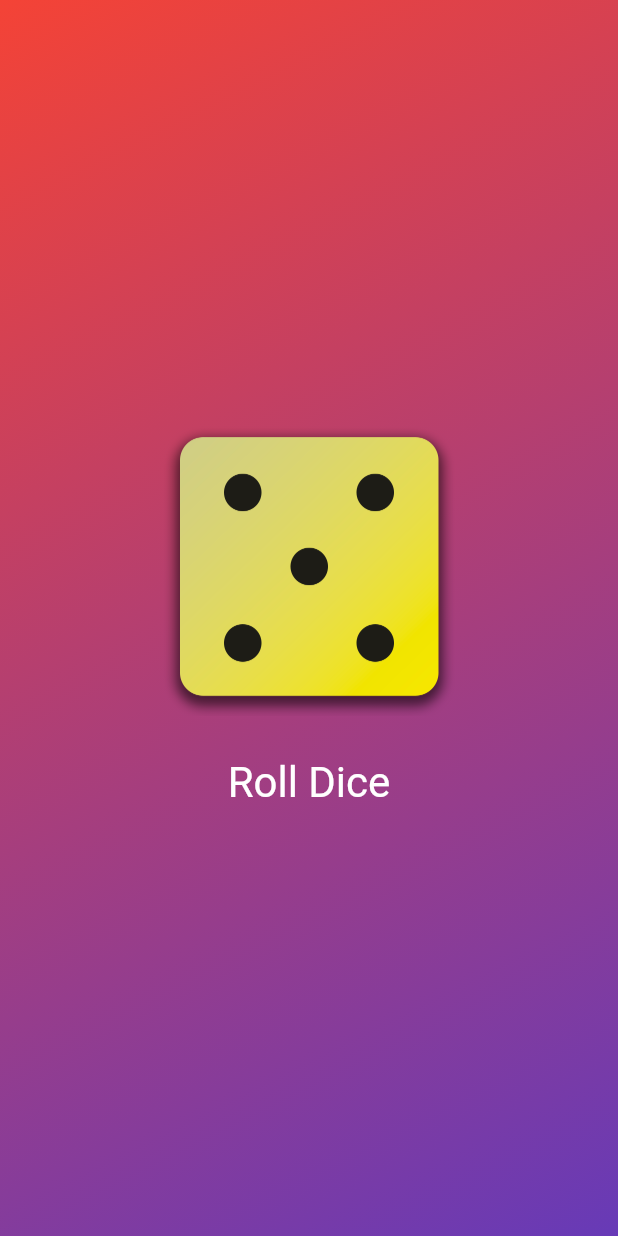
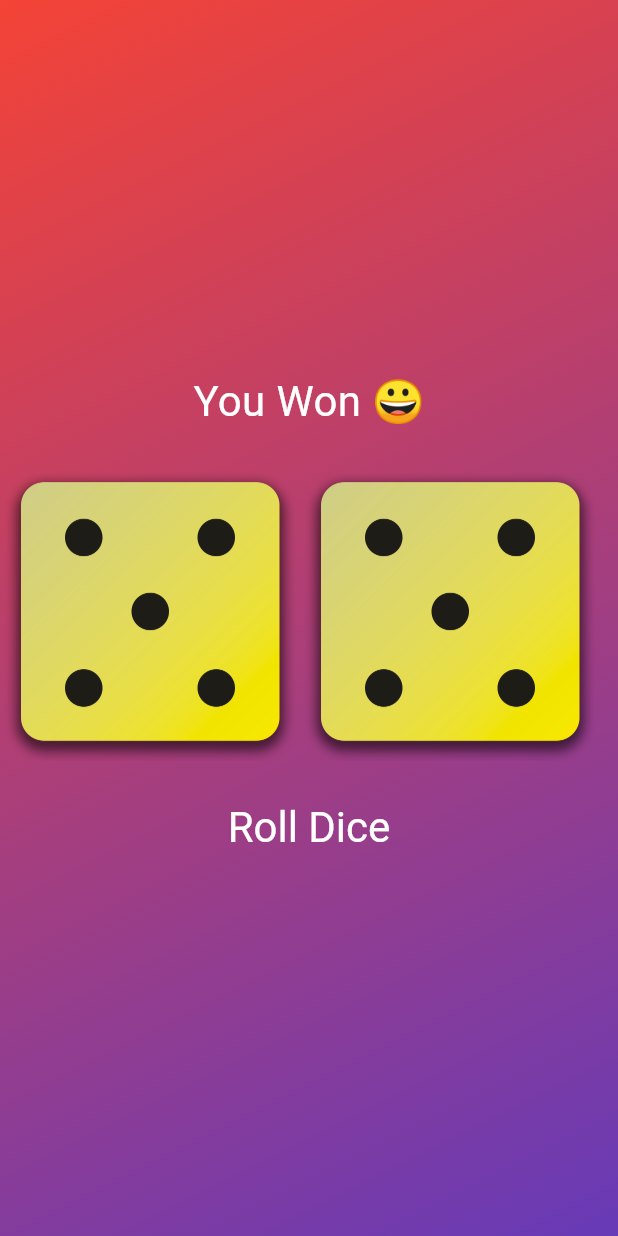
Before and after one commit to JJILU/flutter_dice_app_mm, a Flutter app: the screen it shows after launch, after a tap on "Roll Dice", on a phone screen of 412 x 824 dp. Run offline on Flutter 3.47's test engine with Material 3 defaults, Android fonts, the phone set to English and light mode, and no system bars.

Commit message:
add text to show wether won or loss

```diff
--- a/lib/dice_roller.dart
+++ b/lib/dice_roller.dart
@@ -13,12 +13,19 @@ class DiceRoller extends StatefulWidget {
 
 class _DiceRollerState extends State<DiceRoller> {
   // var activeDiceImage = "dice-images/dice-images/dice-1.png";
-  var currentDiceRoll = 2;
+  var currentDiceRoll1 = 2;
+  var currentDiceRoll2 = 1;
 
   // method
-  void rollDice() {
+  void rollDice1() {
     setState(() {
-      currentDiceRoll = Random().nextInt(6) + 1;
+      currentDiceRoll1 = Random().nextInt(6) + 1;
+    });
+  }
+
+  void rollDice2() {
+    setState(() {
+      currentDiceRoll2 = Random().nextInt(6) + 1;
     });
   }
 
@@ -27,10 +34,32 @@ class _DiceRollerState extends State<DiceRoller> {
     return Column(
       mainAxisSize: MainAxisSize.min,
       children: [
+        // Win or Lose Text
+        Padding(
+          padding: const EdgeInsets.only(
+            bottom: 20,
+          ),
+          child: Text(
+            currentDiceRoll1 == currentDiceRoll2 ? "You Won 😀" : "You Lost 🥺",
+            style: const TextStyle(
+              color: Colors.white,
+              fontSize: 28,
+            ),
+          ),
+        ),
+
         // dice images
-        Image.asset(
-          "dice-images/dice-images/dice-$currentDiceRoll.png",
-          width: 200,
+        Row(
+          children: [
+            Image.asset(
+              "dice-images/dice-images/dice-$currentDiceRoll1.png",
+              width: 200,
+            ),
+            Image.asset(
+              "dice-images/dice-images/dice-$currentDiceRoll2.png",
+              width: 200,
+            ),
+          ],
         ),
 
         // SizedBox()
@@ -40,7 +69,10 @@ class _DiceRollerState extends State<DiceRoller> {
 
         // button
         TextButton(
-          onPressed: rollDice, // pointer to rollDice()
+          onPressed: () {
+            rollDice1();
+            rollDice2();
+          }, // pointer to rollDice()
           style: TextButton.styleFrom(
             // padding: const EdgeInsets.only(top: 20),
             foregroundColor: Colors.white,
```
